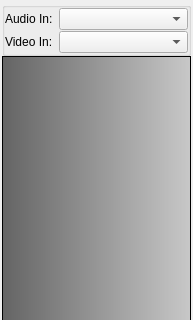
First picture: the form in examples/qt/mainwindow.ui, repository meganz/MEGAchat, before the edit; both pictures show x 0 to 193 and y 0 to 320 of the 193 by 545 pixel window.
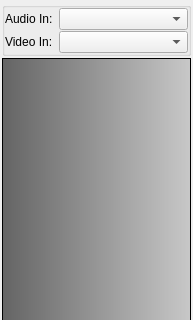
Second picture: the form after the edit.

Diff of the .ui file:
```diff
--- a/examples/qt/mainwindow.ui
+++ b/examples/qt/mainwindow.ui
@@ -17,26 +17,21 @@
    <locale language="English" country="UnitedStates"/>
   </property>
   <widget class="QWidget" name="centralWidget">
-   <layout class="QVBoxLayout" name="verticalLayout_2">
-    <property name="spacing">
-     <number>0</number>
-    </property>
-    <property name="leftMargin">
-     <number>2</number>
-    </property>
-    <property name="topMargin">
-     <number>2</number>
-    </property>
-    <property name="rightMargin">
-     <number>2</number>
-    </property>
-    <property name="bottomMargin">
-     <number>2</number>
-    </property>
-    <item>
      <layout class="QVBoxLayout" name="verticalLayout" stretch="0,1">
       <property name="spacing">
-       <number>0</number>
+     <number>2</number>
+    </property>
+    <property name="leftMargin">
+     <number>2</number>
+    </property>
+    <property name="topMargin">
+     <number>2</number>
+    </property>
+    <property name="rightMargin">
+     <number>2</number>
+    </property>
+    <property name="bottomMargin">
+     <number>2</number>
       </property>
       <item>
        <layout class="QHBoxLayout" name="horizontalLayout" stretch="0">
@@ -119,12 +114,20 @@
         </item>
        </layout>
       </item>
-      <item>
-       <layout class="QHBoxLayout" name="localRemoteContainer" stretch="0">
-        <item>
-         <layout class="QVBoxLayout" name="contactRender" stretch="1">
           <item>
            <widget class="QListWidget" name="contactList">
+      <property name="sizePolicy">
+       <sizepolicy hsizetype="MinimumExpanding" vsizetype="Expanding">
+        <horstretch>0</horstretch>
+        <verstretch>0</verstretch>
+       </sizepolicy>
+      </property>
+      <property name="minimumSize">
+       <size>
+        <width>40</width>
+        <height>0</height>
+       </size>
+      </property>
             <property name="font">
              <font>
               <strikeout>false</strikeout>
@@ -140,13 +143,34 @@
 }
 </string>
             </property>
-           </widget>
-          </item>
-         </layout>
-        </item>
-       </layout>
-      </item>
-     </layout>
+      <property name="sizeAdjustPolicy">
+       <enum>QAbstractScrollArea::AdjustToContents</enum>
+      </property>
+      <property name="dragEnabled">
+       <bool>true</bool>
+      </property>
+      <property name="dragDropMode">
+       <enum>QAbstractItemView::DragOnly</enum>
+      </property>
+      <property name="selectionMode">
+       <enum>QAbstractItemView::SingleSelection</enum>
+      </property>
+      <property name="verticalScrollMode">
+       <enum>QAbstractItemView::ScrollPerPixel</enum>
+      </property>
+      <property name="movement">
+       <enum>QListView::Static</enum>
+      </property>
+      <property name="resizeMode">
+       <enum>QListView::Adjust</enum>
+      </property>
+      <property name="layoutMode">
+       <enum>QListView::Batched</enum>
+      </property>
+      <property name="uniformItemSizes">
+       <bool>true</bool>
+      </property>
+     </widget>
     </item>
    </layout>
   </widget>
```
Left out of the diff: 26 changed lines with no effect on the pictures. Lines whose indentation alone changed are shown as unchanged.
